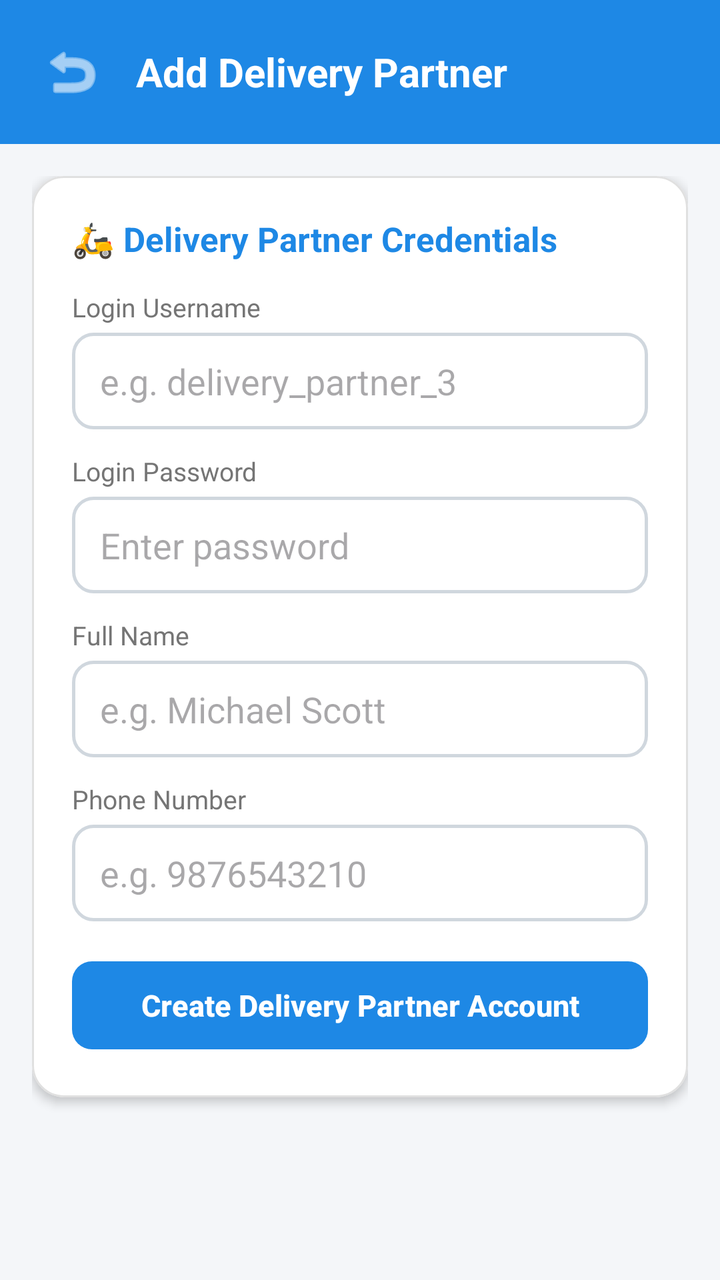
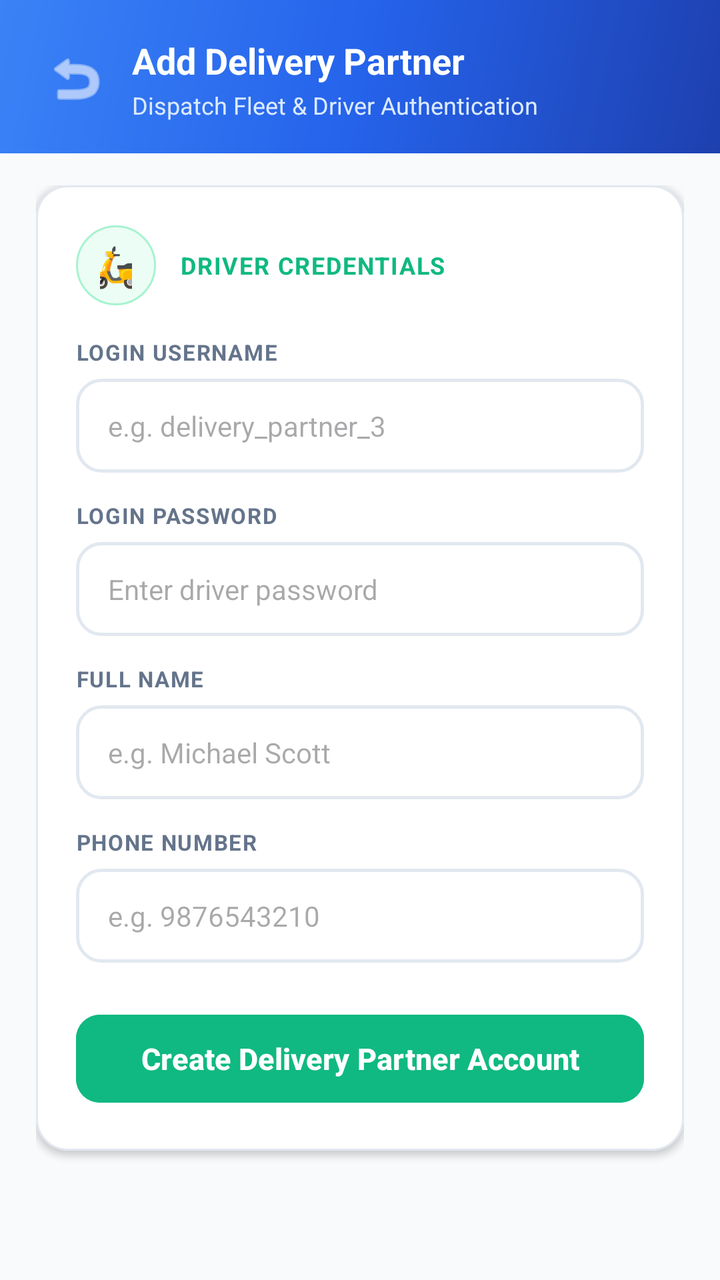

The first picture is an Android layout as it rendered before a commit; the second is the same layout after the commit. The layout source and the unified diff follow.
<!-- AndroidManifest.xml: application theme Theme.LocalVendorDelivery -->
<!-- res/layout/activity_admin_register_delivery.xml -->
<?xml version="1.0" encoding="utf-8"?>
<LinearLayout xmlns:android="http://schemas.android.com/apk/res/android"
    xmlns:app="http://schemas.android.com/apk/res-auto"
    android:layout_width="match_parent"
    android:layout_height="match_parent"
    android:orientation="vertical"
    android:background="@color/colorBackground">

    
    <LinearLayout
        android:layout_width="match_parent"
        android:layout_height="wrap_content"
        android:orientation="horizontal"
        android:background="@color/colorPrimary"
        android:padding="16dp"
        android:gravity="center_vertical">

        <ImageButton
            android:id="@+id/btnBackRegisterDelivery"
            android:layout_width="40dp"
            android:layout_height="40dp"
            android:background="?attr/selectableItemBackgroundBorderless"
            android:src="@android:drawable/ic_menu_revert"
            app:tint="#FFFFFF"
            android:contentDescription="Back" />

        <TextView
            android:layout_width="wrap_content"
            android:layout_height="wrap_content"
            android:text="Add Delivery Partner"
            android:textColor="#FFFFFF"
            android:textSize="20sp"
            android:textStyle="bold"
            android:layout_marginStart="12dp" />
    </LinearLayout>

    <ScrollView
        android:layout_width="match_parent"
        android:layout_height="match_parent"
        android:fillViewport="true">

        <LinearLayout
            android:layout_width="match_parent"
            android:layout_height="wrap_content"
            android:orientation="vertical"
            android:padding="16dp">

            <com.google.android.material.card.MaterialCardView
                android:layout_width="match_parent"
                android:layout_height="wrap_content"
                app:cardCornerRadius="16dp"
                app:cardElevation="3dp"
                app:cardBackgroundColor="#FFFFFF"
                app:strokeColor="@color/dividerColor"
                app:strokeWidth="1dp">

                <LinearLayout
                    android:layout_width="match_parent"
                    android:layout_height="wrap_content"
                    android:orientation="vertical"
                    android:padding="20dp">

                    <TextView
                        android:layout_width="wrap_content"
                        android:layout_height="wrap_content"
                        android:text="🛵 Delivery Partner Credentials"
                        android:textSize="17sp"
                        android:textStyle="bold"
                        android:textColor="@color/colorPrimary"
                        android:layout_marginBottom="14dp" />

                    <TextView
                        android:layout_width="wrap_content"
                        android:layout_height="wrap_content"
                        android:text="Login Username"
                        android:textSize="13sp"
                        android:textColor="@color/colorTextSecondary"
                        android:layout_marginBottom="4dp" />

                    <EditText
                        android:id="@+id/etDelivUsername"
                        android:layout_width="match_parent"
                        android:layout_height="wrap_content"
                        android:hint="e.g. delivery_partner_3"
                        android:background="@drawable/bg_edit_text"
                        android:inputType="text"
                        android:layout_marginBottom="12dp" />

                    <TextView
                        android:layout_width="wrap_content"
                        android:layout_height="wrap_content"
                        android:text="Login Password"
                        android:textSize="13sp"
                        android:textColor="@color/colorTextSecondary"
                        android:layout_marginBottom="4dp" />

                    <EditText
                        android:id="@+id/etDelivPassword"
                        android:layout_width="match_parent"
                        android:layout_height="wrap_content"
                        android:hint="Enter password"
                        android:background="@drawable/bg_edit_text"
                        android:inputType="textPassword"
                        android:layout_marginBottom="12dp" />

                    <TextView
                        android:layout_width="wrap_content"
                        android:layout_height="wrap_content"
                        android:text="Full Name"
                        android:textSize="13sp"
                        android:textColor="@color/colorTextSecondary"
                        android:layout_marginBottom="4dp" />

                    <EditText
                        android:id="@+id/etDelivFullName"
                        android:layout_width="match_parent"
                        android:layout_height="wrap_content"
                        android:hint="e.g. Michael Scott"
                        android:background="@drawable/bg_edit_text"
                        android:inputType="textPersonName"
                        android:layout_marginBottom="12dp" />

                    <TextView
                        android:layout_width="wrap_content"
                        android:layout_height="wrap_content"
                        android:text="Phone Number"
                        android:textSize="13sp"
                        android:textColor="@color/colorTextSecondary"
                        android:layout_marginBottom="4dp" />

                    <EditText
                        android:id="@+id/etDelivPhone"
                        android:layout_width="match_parent"
                        android:layout_height="wrap_content"
                        android:hint="e.g. 9876543210"
                        android:background="@drawable/bg_edit_text"
                        android:inputType="phone"
                        android:layout_marginBottom="16dp" />

                    <Button
                        android:id="@+id/btnSubmitRegisterDelivery"
                        android:layout_width="match_parent"
                        android:layout_height="52dp"
                        android:text="Create Delivery Partner Account"
                        android:textSize="15sp"
                        android:textStyle="bold"
                        app:cornerRadius="10dp" />

                </LinearLayout>
            </com.google.android.material.card.MaterialCardView>

        </LinearLayout>
    </ScrollView>
</LinearLayout>
<!-- resources referenced by this layout -->
<resources>
  <color name="colorBackground">#F4F6F9</color>
  <color name="colorPrimary">#1E88E5</color>
  <color name="colorTextSecondary">#757575</color>
  <color name="dividerColor">#E0E0E0</color>
  <!-- drawable bg_edit_text (drawable) -->
  <?xml version="1.0" encoding="utf-8"?>
  <shape xmlns:android="http://schemas.android.com/apk/res/android"
      android:shape="rectangle">
      <solid android:color="#FFFFFF" />
      <stroke
          android:width="1.5dp"
          android:color="#D0D7DE" />
      <corners android:radius="10dp" />
      <padding
          android:bottom="12dp"
          android:left="14dp"
          android:right="14dp"
          android:top="12dp" />
  </shape>
  <style name="Theme.LocalVendorDelivery" parent="Base.Theme.LocalVendorDelivery" />
  <style name="Base.Theme.LocalVendorDelivery" parent="Theme.Material3.DayNight.NoActionBar">
          <item name="colorPrimary">@color/colorPrimary</item>
          <item name="colorPrimaryDark">@color/colorPrimaryDark</item>
          <item name="colorAccent">@color/colorAccent</item>
      </style>
  <color name="colorPrimaryDark">#1565C0</color>
  <color name="colorAccent">#FF9800</color>
</resources>

<!-- the commit's change to res/layout/activity_admin_register_delivery.xml (unified diff, before → after) -->
@@ -11,8 +11,11 @@
         android:layout_width="match_parent"
         android:layout_height="wrap_content"
         android:orientation="horizontal"
-        android:background="@color/colorPrimary"
-        android:padding="16dp"
+        android:background="@drawable/bg_header_gradient"
+        android:paddingStart="18dp"
+        android:paddingTop="18dp"
+        android:paddingEnd="18dp"
+        android:paddingBottom="16dp"
         android:gravity="center_vertical">
 
         <ImageButton
@@ -24,14 +27,29 @@
             app:tint="#FFFFFF"
             android:contentDescription="Back" />
 
-        <TextView
-            android:layout_width="wrap_content"
+        <LinearLayout
+            android:layout_width="0dp"
             android:layout_height="wrap_content"
-            android:text="Add Delivery Partner"
-            android:textColor="#FFFFFF"
-            android:textSize="20sp"
-            android:textStyle="bold"
-            android:layout_marginStart="12dp" />
+            android:layout_weight="1"
+            android:orientation="vertical"
+            android:layout_marginStart="8dp">
+
+            <TextView
+                android:layout_width="wrap_content"
+                android:layout_height="wrap_content"
+                android:text="Add Delivery Partner"
+                android:textColor="#FFFFFF"
+                android:textSize="18sp"
+                android:textStyle="bold" />
+
+            <TextView
+                android:layout_width="wrap_content"
+                android:layout_height="wrap_content"
+                android:text="Dispatch Fleet &amp; Driver Authentication"
+                android:textColor="#DBEAFE"
+                android:textSize="12sp"
+                android:layout_marginTop="2dp" />
+        </LinearLayout>
     </LinearLayout>
 
     <ScrollView
@@ -43,14 +61,17 @@
             android:layout_width="match_parent"
             android:layout_height="wrap_content"
             android:orientation="vertical"
-            android:padding="16dp">
+            android:paddingStart="18dp"
+            android:paddingTop="16dp"
+            android:paddingEnd="18dp"
+            android:paddingBottom="24dp">
 
             <com.google.android.material.card.MaterialCardView
                 android:layout_width="match_parent"
                 android:layout_height="wrap_content"
                 app:cardCornerRadius="16dp"
-                app:cardElevation="3dp"
-                app:cardBackgroundColor="#FFFFFF"
+                app:cardElevation="2dp"
+                app:cardBackgroundColor="@color/colorSurface"
                 app:strokeColor="@color/dividerColor"
                 app:strokeWidth="1dp">
 
@@ -60,56 +81,83 @@
                     android:orientation="vertical"
                     android:padding="20dp">
 
-                    <TextView
-                        android:layout_width="wrap_content"
-                        android:layout_height="wrap_content"
-                        android:text="🛵 Delivery Partner Credentials"
-                        android:textSize="17sp"
-                        android:textStyle="bold"
-                        android:textColor="@color/colorPrimary"
+                    <LinearLayout
+                        android:layout_width="match_parent"
+                        android:layout_height="wrap_content"
+                        android:orientation="horizontal"
+                        android:gravity="center_vertical"
+                        android:layout_marginBottom="16dp">
+
+                        <TextView
+                            android:layout_width="40dp"
+                            android:layout_height="40dp"
+                            android:text="🛵"
+                            android:textSize="20sp"
+                            android:gravity="center"
+                            android:background="@drawable/bg_chip_green" />
+
+                        <TextView
+                            android:layout_width="wrap_content"
+                            android:layout_height="wrap_content"
+                            android:text="DRIVER CREDENTIALS"
+                            android:textSize="12sp"
+                            android:textStyle="bold"
+                            android:letterSpacing="0.05"
+                            android:textColor="@color/colorSuccess"
+                            android:layout_marginStart="12dp" />
+                    </LinearLayout>
+
+                    <TextView
+                        android:layout_width="wrap_content"
+                        android:layout_height="wrap_content"
+                        android:text="LOGIN USERNAME"
+                        android:textSize="11sp"
+                        android:textStyle="bold"
+                        android:letterSpacing="0.05"
+                        android:textColor="@color/colorTextSecondary"
+                        android:layout_marginBottom="6dp" />
+
+                    <EditText
+                        android:id="@+id/etDelivUsername"
+                        android:layout_width="match_parent"
+                        android:layout_height="wrap_content"
+                        android:hint="e.g. delivery_partner_3"
+                        android:background="@drawable/bg_edit_text"
+                        android:inputType="text"
+                        android:textColor="@color/colorTextPrimary"
+                        android:textSize="14sp"
                         android:layout_marginBottom="14dp" />
 
                     <TextView
                         android:layout_width="wrap_content"
                         android:layout_height="wrap_content"
-                        android:text="Login Username"
-                        android:textSize="13sp"
-                        android:textColor="@color/colorTextSecondary"
-                        android:layout_marginBottom="4dp" />
-
-                    <EditText
-                        android:id="@+id/etDelivUsername"
-                        android:layout_width="match_parent"
-                        android:layout_height="wrap_content"
-                        android:hint="e.g. delivery_partner_3"
-                        android:background="@drawable/bg_edit_text"
-                        android:inputType="text"
-                        android:layout_marginBottom="12dp" />
-
-                    <TextView
-                        android:layout_width="wrap_content"
-                        android:layout_height="wrap_content"
-                        android:text="Login Password"
-                        android:textSize="13sp"
-                        android:textColor="@color/colorTextSecondary"
-                        android:layout_marginBottom="4dp" />
+                        android:text="LOGIN PASSWORD"
+                        android:textSize="11sp"
+                        android:textStyle="bold"
+                        android:letterSpacing="0.05"
+                        android:textColor="@color/colorTextSecondary"
+                        android:layout_marginBottom="6dp" />
 
                     <EditText
                         android:id="@+id/etDelivPassword"
                         android:layout_width="match_parent"
                         android:layout_height="wrap_content"
-                        android:hint="Enter password"
+                        android:hint="Enter driver password"
                         android:background="@drawable/bg_edit_text"
                         android:inputType="textPassword"
-                        android:layout_marginBottom="12dp" />
-
-                    <TextView
-                        android:layout_width="wrap_content"
-                        android:layout_height="wrap_content"
-                        android:text="Full Name"
-                        android:textSize="13sp"
-                        android:textColor="@color/colorTextSecondary"
-                        android:layout_marginBottom="4dp" />
+                        android:textColor="@color/colorTextPrimary"
+                        android:textSize="14sp"
+                        android:layout_marginBottom="14dp" />
+
+                    <TextView
+                        android:layout_width="wrap_content"
+                        android:layout_height="wrap_content"
+                        android:text="FULL NAME"
+                        android:textSize="11sp"
+                        android:textStyle="bold"
+                        android:letterSpacing="0.05"
+                        android:textColor="@color/colorTextSecondary"
+                        android:layout_marginBottom="6dp" />
 
                     <EditText
                         android:id="@+id/etDelivFullName"
@@ -118,15 +166,19 @@
                         android:hint="e.g. Michael Scott"
                         android:background="@drawable/bg_edit_text"
                         android:inputType="textPersonName"
-                        android:layout_marginBottom="12dp" />
-
-                    <TextView
-                        android:layout_width="wrap_content"
-                        android:layout_height="wrap_content"
-                        android:text="Phone Number"
-                        android:textSize="13sp"
-                        android:textColor="@color/colorTextSecondary"
-                        android:layout_marginBottom="4dp" />
+                        android:textColor="@color/colorTextPrimary"
+                        android:textSize="14sp"
+                        android:layout_marginBottom="14dp" />
+
+                    <TextView
+                        android:layout_width="wrap_content"
+                        android:layout_height="wrap_content"
+                        android:text="PHONE NUMBER"
+                        android:textSize="11sp"
+                        android:textStyle="bold"
+                        android:letterSpacing="0.05"
+                        android:textColor="@color/colorTextSecondary"
+                        android:layout_marginBottom="6dp" />
 
                     <EditText
                         android:id="@+id/etDelivPhone"
@@ -135,7 +187,9 @@
                         android:hint="e.g. 9876543210"
                         android:background="@drawable/bg_edit_text"
                         android:inputType="phone"
-                        android:layout_marginBottom="16dp" />
+                        android:textColor="@color/colorTextPrimary"
+                        android:textSize="14sp"
+                        android:layout_marginBottom="22dp" />
 
                     <Button
                         android:id="@+id/btnSubmitRegisterDelivery"
@@ -144,7 +198,9 @@
                         android:text="Create Delivery Partner Account"
                         android:textSize="15sp"
                         android:textStyle="bold"
-                        app:cornerRadius="10dp" />
+                        android:backgroundTint="@color/colorSuccess"
+                        app:cornerRadius="12dp"
+                        app:elevation="0dp" />
 
                 </LinearLayout>
             </com.google.android.material.card.MaterialCardView>
<!-- resource entries referenced after the edit -->
@@ -1,9 +1,27 @@
 <!-- resources referenced by this layout -->
 <resources>
-  <color name="colorBackground">#F4F6F9</color>
-  <color name="colorPrimary">#1E88E5</color>
-  <color name="colorTextSecondary">#757575</color>
-  <color name="dividerColor">#E0E0E0</color>
+  <color name="colorBackground">#F8FAFC</color>
+  <color name="colorSuccess">#10B981</color>
+  <color name="colorSurface">#FFFFFF</color>
+  <color name="colorTextPrimary">#0F172A</color>
+  <color name="colorPrimary">#2563EB</color>
+  <color name="colorTextSecondary">#64748B</color>
+  <color name="dividerColor">#E2E8F0</color>
+  <!-- drawable bg_chip_green (drawable) -->
+  <?xml version="1.0" encoding="utf-8"?>
+  <shape xmlns:android="http://schemas.android.com/apk/res/android"
+      android:shape="rectangle">
+      <solid android:color="@color/colorSuccessBg" />
+      <stroke
+          android:width="1dp"
+          android:color="#A7F3D0" />
+      <corners android:radius="20dp" />
+      <padding
+          android:bottom="5dp"
+          android:left="12dp"
+          android:right="12dp"
+          android:top="5dp" />
+  </shape>
   <!-- drawable bg_edit_text (drawable) -->
   <?xml version="1.0" encoding="utf-8"?>
   <shape xmlns:android="http://schemas.android.com/apk/res/android"
@@ -11,21 +29,37 @@
       <solid android:color="#FFFFFF" />
       <stroke
           android:width="1.5dp"
-          android:color="#D0D7DE" />
-      <corners android:radius="10dp" />
+          android:color="@color/dividerColor" />
+      <corners android:radius="12dp" />
       <padding
-          android:bottom="12dp"
-          android:left="14dp"
-          android:right="14dp"
-          android:top="12dp" />
+          android:bottom="14dp"
+          android:left="16dp"
+          android:right="16dp"
+          android:top="14dp" />
+  </shape>
+  <!-- drawable bg_header_gradient (drawable) -->
+  <?xml version="1.0" encoding="utf-8"?>
+  <shape xmlns:android="http://schemas.android.com/apk/res/android"
+      android:shape="rectangle">
+      <gradient
+          android:angle="135"
+          android:startColor="#1E40AF"
+          android:centerColor="#2563EB"
+          android:endColor="#3B82F6"
+          android:type="linear" />
   </shape>
   <style name="Theme.LocalVendorDelivery" parent="Base.Theme.LocalVendorDelivery" />
+  <color name="colorSuccessBg">#ECFDF5</color>
   <style name="Base.Theme.LocalVendorDelivery" parent="Theme.Material3.DayNight.NoActionBar">
           <item name="colorPrimary">@color/colorPrimary</item>
           <item name="colorPrimaryDark">@color/colorPrimaryDark</item>
           <item name="colorAccent">@color/colorAccent</item>
+          <item name="android:colorBackground">@color/colorBackground</item>
+          <item name="android:windowBackground">@color/colorBackground</item>
+          <item name="android:statusBarColor">@color/colorPrimaryDark</item>
+          <item name="android:navigationBarColor">#FFFFFF</item>
       </style>
-  <color name="colorPrimaryDark">#1565C0</color>
-  <color name="colorAccent">#FF9800</color>
+  <color name="colorPrimaryDark">#1D4ED8</color>
+  <color name="colorAccent">#F97316</color>
 </resources>
 
